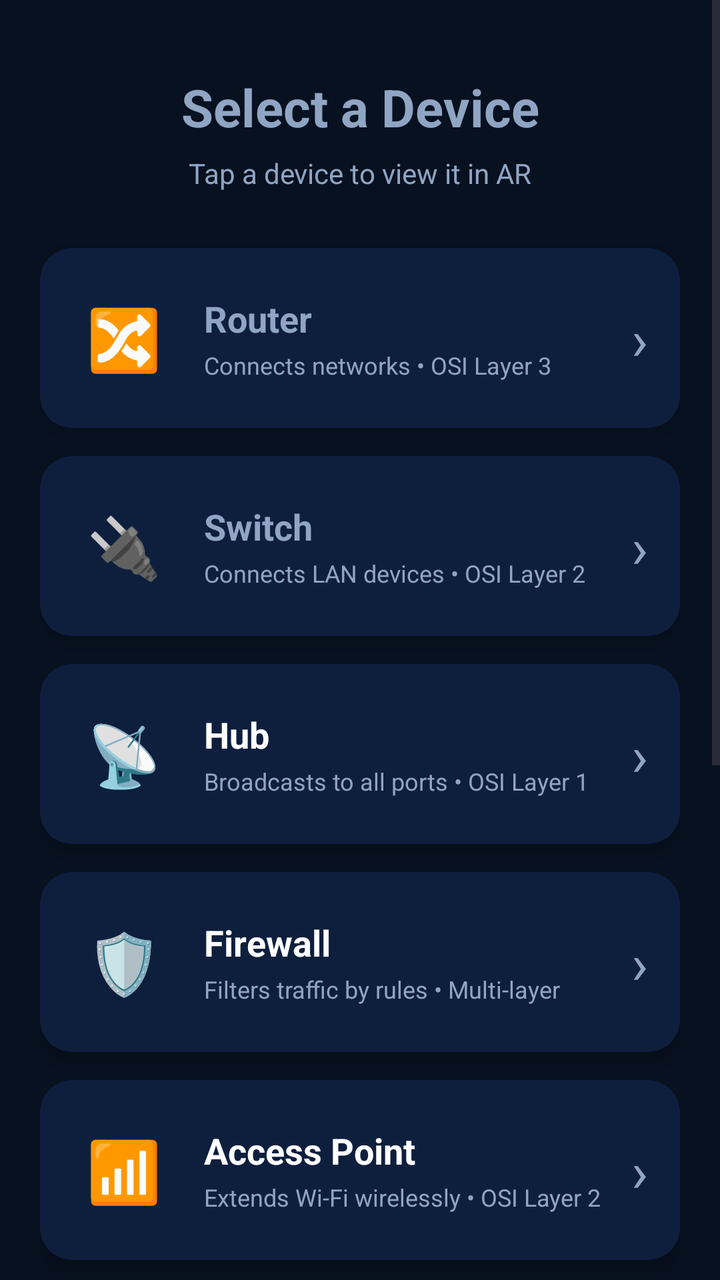
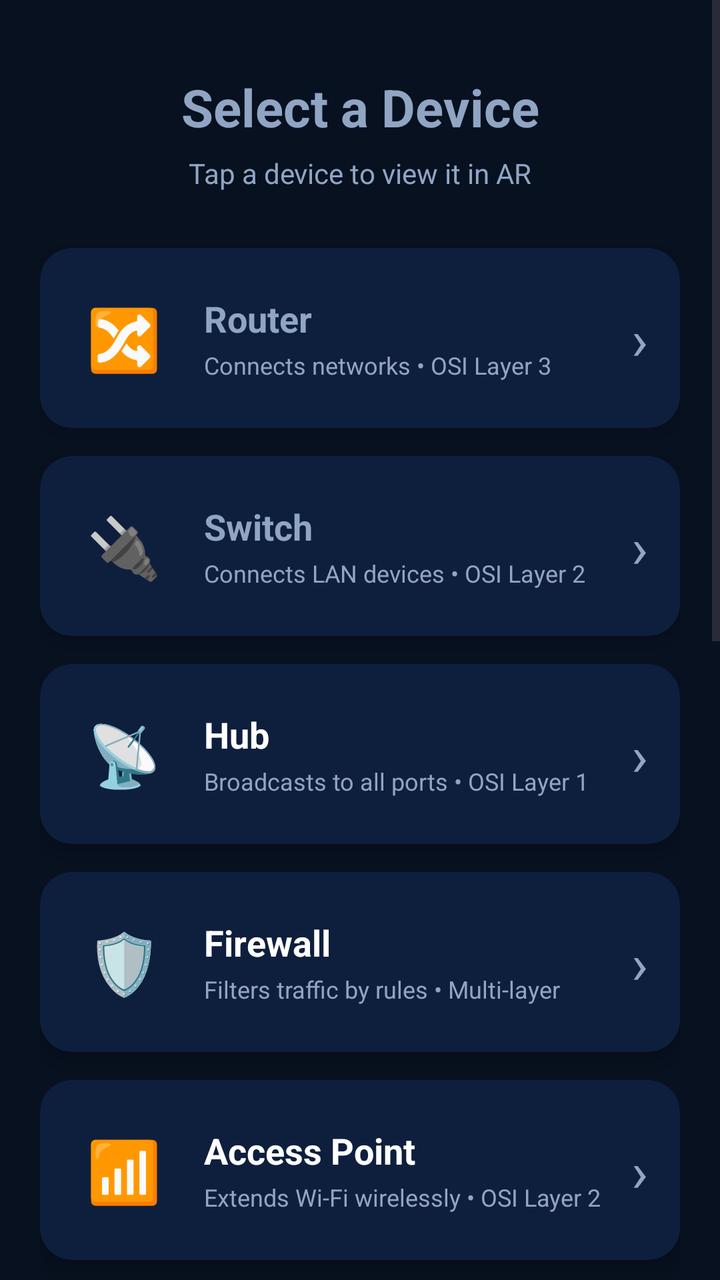

Screens rendered from an Android XML layout before and after an edit, with the pre-edit source and the edit as a unified diff.
<!-- AndroidManifest.xml: application theme Theme.ComputerNetworkDeviceARApp -->
<!-- res/layout/activity_device_select.xml -->
<?xml version="1.0" encoding="utf-8"?>
<ScrollView xmlns:android="http://schemas.android.com/apk/res/android"
    xmlns:app="http://schemas.android.com/apk/res-auto"
    android:layout_width="match_parent"
    android:layout_height="match_parent"
    android:background="#081120"
    android:fillViewport="true">

    <LinearLayout
        android:layout_width="match_parent"
        android:layout_height="wrap_content"
        android:orientation="vertical"
        android:padding="20dp">

        
        <TextView
            android:layout_width="match_parent"
            android:layout_height="wrap_content"
            android:text="Select a Device"
            android:textColor="#8FA5C3"
            android:textSize="26sp"
            android:textStyle="bold"
            android:gravity="center"
            android:layout_marginTop="16dp"
            android:layout_marginBottom="6dp"/>

        <TextView
            android:layout_width="match_parent"
            android:layout_height="wrap_content"
            android:text="Tap a device to view it in AR"
            android:textColor="#8FA5C3"
            android:textSize="14sp"
            android:gravity="center"
            android:layout_marginBottom="28dp"/>

        
        <androidx.cardview.widget.CardView
            android:id="@+id/cardRouter"
            android:layout_width="match_parent"
            android:layout_height="90dp"
            android:layout_marginBottom="14dp"
            app:cardCornerRadius="16dp"
            app:cardElevation="6dp"
            app:cardBackgroundColor="#0E1F3D">

            <LinearLayout
                android:layout_width="match_parent"
                android:layout_height="match_parent"
                android:orientation="horizontal"
                android:gravity="center_vertical"
                android:padding="16dp">

                <TextView
                    android:layout_width="52dp"
                    android:layout_height="52dp"
                    android:text="🔀"
                    android:textSize="30sp"
                    android:gravity="center"/>

                <LinearLayout
                    android:layout_width="0dp"
                    android:layout_height="wrap_content"
                    android:layout_weight="1"
                    android:layout_marginStart="14dp"
                    android:orientation="vertical">

                    <TextView
                        android:layout_width="wrap_content"
                        android:layout_height="wrap_content"
                        android:text="Router"
                        android:textColor="#8FA5C3"
                        android:textSize="18sp"
                        android:textStyle="bold"/>

                    <TextView
                        android:layout_width="wrap_content"
                        android:layout_height="wrap_content"
                        android:text="Connects networks • OSI Layer 3"
                        android:textColor="#8FA5C3"
                        android:textSize="12sp"
                        android:layout_marginTop="3dp"/>
                </LinearLayout>

                <TextView
                    android:layout_width="wrap_content"
                    android:layout_height="wrap_content"
                    android:text="›"
                    android:textColor="#8FA5C3"
                    android:textSize="28sp"/>
            </LinearLayout>
        </androidx.cardview.widget.CardView>

        
        <androidx.cardview.widget.CardView
            android:id="@+id/cardSwitch"
            android:layout_width="match_parent"
            android:layout_height="90dp"
            android:layout_marginBottom="14dp"
            app:cardCornerRadius="16dp"
            app:cardElevation="6dp"
            app:cardBackgroundColor="#0E1F3D">

            <LinearLayout
                android:layout_width="match_parent"
                android:layout_height="match_parent"
                android:orientation="horizontal"
                android:gravity="center_vertical"
                android:padding="16dp">

                <TextView
                    android:layout_width="52dp"
                    android:layout_height="52dp"
                    android:text="🔌"
                    android:textSize="30sp"
                    android:gravity="center"/>

                <LinearLayout
                    android:layout_width="0dp"
                    android:layout_height="wrap_content"
                    android:layout_weight="1"
                    android:layout_marginStart="14dp"
                    android:orientation="vertical">

                    <TextView
                        android:layout_width="wrap_content"
                        android:layout_height="wrap_content"
                        android:text="Switch"
                        android:textColor="#8FA5C3"
                        android:textSize="18sp"
                        android:textStyle="bold"/>

                    <TextView
                        android:layout_width="wrap_content"
                        android:layout_height="wrap_content"
                        android:text="Connects LAN devices • OSI Layer 2"
                        android:textColor="#8FA5C3"
                        android:textSize="12sp"
                        android:layout_marginTop="3dp"/>
                </LinearLayout>

                <TextView
                    android:layout_width="wrap_content"
                    android:layout_height="wrap_content"
                    android:text="›"
                    android:textColor="#8FA5C3"
                    android:textSize="28sp"/>
            </LinearLayout>
        </androidx.cardview.widget.CardView>

        
        <androidx.cardview.widget.CardView
            android:id="@+id/cardHub"
            android:layout_width="match_parent"
            android:layout_height="90dp"
            android:layout_marginBottom="14dp"
            app:cardCornerRadius="16dp"
            app:cardElevation="6dp"
            app:cardBackgroundColor="#0E1F3D">

            <LinearLayout
                android:layout_width="match_parent"
                android:layout_height="match_parent"
                android:orientation="horizontal"
                android:gravity="center_vertical"
                android:padding="16dp">

                <TextView
                    android:layout_width="52dp"
                    android:layout_height="52dp"
                    android:text="📡"
                    android:textSize="30sp"
                    android:gravity="center"/>

                <LinearLayout
                    android:layout_width="0dp"
                    android:layout_height="wrap_content"
                    android:layout_weight="1"
                    android:layout_marginStart="14dp"
                    android:orientation="vertical">

                    <TextView
                        android:layout_width="wrap_content"
                        android:layout_height="wrap_content"
                        android:text="Hub"
                        android:textColor="#FFFFFF"
                        android:textSize="18sp"
                        android:textStyle="bold"/>

                    <TextView
                        android:layout_width="wrap_content"
                        android:layout_height="wrap_content"
                        android:text="Broadcasts to all ports • OSI Layer 1"
                        android:textColor="#8FA5C3"
                        android:textSize="12sp"
                        android:layout_marginTop="3dp"/>
                </LinearLayout>

                <TextView
                    android:layout_width="wrap_content"
                    android:layout_height="wrap_content"
                    android:text="›"
                    android:textColor="#8FA5C3"
                    android:textSize="28sp"/>
            </LinearLayout>
        </androidx.cardview.widget.CardView>

        
        <androidx.cardview.widget.CardView
            android:id="@+id/cardFirewall"
            android:layout_width="match_parent"
            android:layout_height="90dp"
            android:layout_marginBottom="14dp"
            app:cardCornerRadius="16dp"
            app:cardElevation="6dp"
            app:cardBackgroundColor="#0E1F3D">

            <LinearLayout
                android:layout_width="match_parent"
                android:layout_height="match_parent"
                android:orientation="horizontal"
                android:gravity="center_vertical"
                android:padding="16dp">

                <TextView
                    android:layout_width="52dp"
                    android:layout_height="52dp"
                    android:text="🛡️"
                    android:textSize="30sp"
                    android:gravity="center"/>

                <LinearLayout
                    android:layout_width="0dp"
                    android:layout_height="wrap_content"
                    android:layout_weight="1"
                    android:layout_marginStart="14dp"
                    android:orientation="vertical">

                    <TextView
                        android:layout_width="wrap_content"
                        android:layout_height="wrap_content"
                        android:text="Firewall"
                        android:textColor="#FFFFFF"
                        android:textSize="18sp"
                        android:textStyle="bold"/>

                    <TextView
                        android:layout_width="wrap_content"
                        android:layout_height="wrap_content"
                        android:text="Filters traffic by rules • Multi-layer"
                        android:textColor="#8FA5C3"
                        android:textSize="12sp"
                        android:layout_marginTop="3dp"/>
                </LinearLayout>

                <TextView
                    android:layout_width="wrap_content"
                    android:layout_height="wrap_content"
                    android:text="›"
                    android:textColor="#8FA5C3"
                    android:textSize="28sp"/>
            </LinearLayout>
        </androidx.cardview.widget.CardView>

        
        <androidx.cardview.widget.CardView
            android:id="@+id/cardAccessPoint"
            android:layout_width="match_parent"
            android:layout_height="90dp"
            android:layout_marginBottom="14dp"
            app:cardCornerRadius="16dp"
            app:cardElevation="6dp"
            app:cardBackgroundColor="#0E1F3D">

            <LinearLayout
                android:layout_width="match_parent"
                android:layout_height="match_parent"
                android:orientation="horizontal"
                android:gravity="center_vertical"
                android:padding="16dp">

                <TextView
                    android:layout_width="52dp"
                    android:layout_height="52dp"
                    android:text="📶"
                    android:textSize="30sp"
                    android:gravity="center"/>

                <LinearLayout
                    android:layout_width="0dp"
                    android:layout_height="wrap_content"
                    android:layout_weight="1"
                    android:layout_marginStart="14dp"
                    android:orientation="vertical">

                    <TextView
                        android:layout_width="wrap_content"
                        android:layout_height="wrap_content"
                        android:text="Access Point"
                        android:textColor="#FFFFFF"
                        android:textSize="18sp"
                        android:textStyle="bold"/>

                    <TextView
                        android:layout_width="wrap_content"
                        android:layout_height="wrap_content"
                        android:text="Extends Wi-Fi wirelessly • OSI Layer 2"
                        android:textColor="#8FA5C3"
                        android:textSize="12sp"
                        android:layout_marginTop="3dp"/>
                </LinearLayout>

                <TextView
                    android:layout_width="wrap_content"
                    android:layout_height="wrap_content"
                    android:text="›"
                    android:textColor="#8FA5C3"
                    android:textSize="28sp"/>
            </LinearLayout>
        </androidx.cardview.widget.CardView>

        
        <androidx.cardview.widget.CardView
            android:id="@+id/cardNIC"
            android:layout_width="match_parent"
            android:layout_height="90dp"
            android:layout_marginBottom="14dp"
            app:cardCornerRadius="16dp"
            app:cardElevation="6dp"
            app:cardBackgroundColor="#0E1F3D">

            <LinearLayout
                android:layout_width="match_parent"
                android:layout_height="match_parent"
                android:orientation="horizontal"
                android:gravity="center_vertical"
                android:padding="16dp">

                <TextView
                    android:layout_width="52dp"
                    android:layout_height="52dp"
                    android:text="💻"
                    android:textSize="30sp"
                    android:gravity="center"/>

                <LinearLayout
                    android:layout_width="0dp"
                    android:layout_height="wrap_content"
                    android:layout_weight="1"
                    android:layout_marginStart="14dp"
                    android:orientation="vertical">

                    <TextView
                        android:layout_width="wrap_content"
                        android:layout_height="wrap_content"
                        android:text="NIC"
                        android:textColor="#FFFFFF"
                        android:textSize="18sp"
                        android:textStyle="bold"/>

                    <TextView
                        android:layout_width="wrap_content"
                        android:layout_height="wrap_content"
                        android:text="Connects device to network • OSI Layer 2"
                        android:textColor="#8FA5C3"
                        android:textSize="12sp"
                        android:layout_marginTop="3dp"/>
                </LinearLayout>

                <TextView
                    android:layout_width="wrap_content"
                    android:layout_height="wrap_content"
                    android:text="›"
                    android:textColor="#8FA5C3"
                    android:textSize="28sp"/>
            </LinearLayout>
        </androidx.cardview.widget.CardView>

        
        <androidx.cardview.widget.CardView
            android:id="@+id/cardRepeater"
            android:layout_width="match_parent"
            android:layout_height="90dp"
            android:layout_marginBottom="14dp"
            app:cardCornerRadius="16dp"
            app:cardElevation="6dp"
            app:cardBackgroundColor="#0E1F3D">

            <LinearLayout
                android:layout_width="match_parent"
                android:layout_height="match_parent"
                android:orientation="horizontal"
                android:gravity="center_vertical"
                android:padding="16dp">

                <TextView
                    android:layout_width="52dp"
                    android:layout_height="52dp"
                    android:text="📡"
                    android:textSize="30sp"
                    android:gravity="center"/>

                <LinearLayout
                    android:layout_width="0dp"
                    android:layout_height="wrap_content"
                    android:layout_weight="1"
                    android:layout_marginStart="14dp"
                    android:orientation="vertical">

                    <TextView
                        android:layout_width="wrap_content"
                        android:layout_height="wrap_content"
                        android:text="Repeater"
                        android:textColor="#FFFFFF"
                        android:textSize="18sp"
                        android:textStyle="bold"/>

                    <TextView
                        android:layout_width="wrap_content"
                        android:layout_height="wrap_content"
                        android:text="Boosts signal strength • OSI Layer 1"
                        android:textColor="#8FA5C3"
                        android:textSize="12sp"
                        android:layout_marginTop="3dp"/>
                </LinearLayout>

                <TextView
                    android:layout_width="wrap_content"
                    android:layout_height="wrap_content"
                    android:text="›"
                    android:textColor="#8FA5C3"
                    android:textSize="28sp"/>
            </LinearLayout>
        </androidx.cardview.widget.CardView>

        
        <androidx.cardview.widget.CardView
            android:id="@+id/cardGateway"
            android:layout_width="match_parent"
            android:layout_height="90dp"
            android:layout_marginBottom="28dp"
            app:cardCornerRadius="16dp"
            app:cardElevation="6dp"
            app:cardBackgroundColor="#0E1F3D">

            <LinearLayout
                android:layout_width="match_parent"
                android:layout_height="match_parent"
                android:orientation="horizontal"
                android:gravity="center_vertical"
                android:padding="16dp">

                <TextView
                    android:layout_width="52dp"
                    android:layout_height="52dp"
                    android:text="🌐"
                    android:textSize="30sp"
                    android:gravity="center"/>

                <LinearLayout
                    android:layout_width="0dp"
                    android:layout_height="wrap_content"
                    android:layout_weight="1"
                    android:layout_marginStart="14dp"
                    android:orientation="vertical">

                    <TextView
                        android:layout_width="wrap_content"
                        android:layout_height="wrap_content"
                        android:text="Gateway"
                        android:textColor="#FFFFFF"
                        android:textSize="18sp"
                        android:textStyle="bold"/>

                    <TextView
                        android:layout_width="wrap_content"
                        android:layout_height="wrap_content"
                        android:text="Connects different networks • All OSI Layers"
                        android:textColor="#8FA5C3"
                        android:textSize="12sp"
                        android:layout_marginTop="3dp"/>
                </LinearLayout>

                <TextView
                    android:layout_width="wrap_content"
                    android:layout_height="wrap_content"
                    android:text="›"
                    android:textColor="#8FA5C3"
                    android:textSize="28sp"/>
            </LinearLayout>
        </androidx.cardview.widget.CardView>

        
        <com.google.android.material.button.MaterialButton
            android:id="@+id/btnBack"
            android:layout_width="160dp"
            android:layout_height="48dp"
            android:layout_gravity="center_horizontal"
            android:layout_marginBottom="32dp"
            android:text="Back"
            android:textAllCaps="false"
            android:textColor="#FFFFFF"
            app:backgroundTint="#C73D5A"
            app:cornerRadius="14dp"/>

    </LinearLayout>
</ScrollView>
<!-- resources referenced by this layout -->
<resources>
  <style name="Theme.ComputerNetworkDeviceARApp" parent="Base.Theme.ComputerNetworkDeviceARApp" />
  <style name="Base.Theme.ComputerNetworkDeviceARApp" parent="Theme.Material3.DayNight.NoActionBar">
          
          
      </style>
</resources>

<!-- the commit's change to res/layout/activity_device_select.xml (unified diff, before → after) -->
@@ -437,6 +437,120 @@
             android:id="@+id/cardGateway"
             android:layout_width="match_parent"
             android:layout_height="90dp"
+            android:layout_marginBottom="14dp"
+            app:cardCornerRadius="16dp"
+            app:cardElevation="6dp"
+            app:cardBackgroundColor="#0E1F3D">
+
+            <LinearLayout
+                android:layout_width="match_parent"
+                android:layout_height="match_parent"
+                android:orientation="horizontal"
+                android:gravity="center_vertical"
+                android:padding="16dp">
+
+                <TextView
+                    android:layout_width="52dp"
+                    android:layout_height="52dp"
+                    android:text="🌐"
+                    android:textSize="30sp"
+                    android:gravity="center"/>
+
+                <LinearLayout
+                    android:layout_width="0dp"
+                    android:layout_height="wrap_content"
+                    android:layout_weight="1"
+                    android:layout_marginStart="14dp"
+                    android:orientation="vertical">
+
+                    <TextView
+                        android:layout_width="wrap_content"
+                        android:layout_height="wrap_content"
+                        android:text="Gateway"
+                        android:textColor="#FFFFFF"
+                        android:textSize="18sp"
+                        android:textStyle="bold"/>
+
+                    <TextView
+                        android:layout_width="wrap_content"
+                        android:layout_height="wrap_content"
+                        android:text="Connects different networks • All OSI Layers"
+                        android:textColor="#8FA5C3"
+                        android:textSize="12sp"
+                        android:layout_marginTop="3dp"/>
+                </LinearLayout>
+
+                <TextView
+                    android:layout_width="wrap_content"
+                    android:layout_height="wrap_content"
+                    android:text="›"
+                    android:textColor="#8FA5C3"
+                    android:textSize="28sp"/>
+            </LinearLayout>
+        </androidx.cardview.widget.CardView>
+
+        
+        <androidx.cardview.widget.CardView
+            android:id="@+id/cardServer"
+            android:layout_width="match_parent"
+            android:layout_height="90dp"
+            android:layout_marginBottom="14dp"
+            app:cardCornerRadius="16dp"
+            app:cardElevation="6dp"
+            app:cardBackgroundColor="#0E1F3D">
+
+            <LinearLayout
+                android:layout_width="match_parent"
+                android:layout_height="match_parent"
+                android:orientation="horizontal"
+                android:gravity="center_vertical"
+                android:padding="16dp">
+
+                <TextView
+                    android:layout_width="52dp"
+                    android:layout_height="52dp"
+                    android:text="🗄️"
+                    android:textSize="30sp"
+                    android:gravity="center"/>
+
+                <LinearLayout
+                    android:layout_width="0dp"
+                    android:layout_height="wrap_content"
+                    android:layout_weight="1"
+                    android:layout_marginStart="14dp"
+                    android:orientation="vertical">
+
+                    <TextView
+                        android:layout_width="wrap_content"
+                        android:layout_height="wrap_content"
+                        android:text="Server"
+                        android:textColor="#FFFFFF"
+                        android:textSize="18sp"
+                        android:textStyle="bold"/>
+
+                    <TextView
+                        android:layout_width="wrap_content"
+                        android:layout_height="wrap_content"
+                        android:text="Stores and serves data • Application Layer"
+                        android:textColor="#8FA5C3"
+                        android:textSize="12sp"
+                        android:layout_marginTop="3dp"/>
+                </LinearLayout>
+
+                <TextView
+                    android:layout_width="wrap_content"
+                    android:layout_height="wrap_content"
+                    android:text="›"
+                    android:textColor="#8FA5C3"
+                    android:textSize="28sp"/>
+            </LinearLayout>
+        </androidx.cardview.widget.CardView>
+
+        
+        <androidx.cardview.widget.CardView
+            android:id="@+id/cardModem"
+            android:layout_width="match_parent"
+            android:layout_height="90dp"
             android:layout_marginBottom="28dp"
             app:cardCornerRadius="16dp"
             app:cardElevation="6dp"
@@ -452,29 +566,29 @@
                 <TextView
                     android:layout_width="52dp"
                     android:layout_height="52dp"
-                    android:text="🌐"
-                    android:textSize="30sp"
-                    android:gravity="center"/>
-
-                <LinearLayout
-                    android:layout_width="0dp"
-                    android:layout_height="wrap_content"
-                    android:layout_weight="1"
-                    android:layout_marginStart="14dp"
-                    android:orientation="vertical">
-
-                    <TextView
-                        android:layout_width="wrap_content"
-                        android:layout_height="wrap_content"
-                        android:text="Gateway"
-                        android:textColor="#FFFFFF"
-                        android:textSize="18sp"
-                        android:textStyle="bold"/>
-
-                    <TextView
-                        android:layout_width="wrap_content"
-                        android:layout_height="wrap_content"
-                        android:text="Connects different networks • All OSI Layers"
+                    android:text="📞"
+                    android:textSize="30sp"
+                    android:gravity="center"/>
+
+                <LinearLayout
+                    android:layout_width="0dp"
+                    android:layout_height="wrap_content"
+                    android:layout_weight="1"
+                    android:layout_marginStart="14dp"
+                    android:orientation="vertical">
+
+                    <TextView
+                        android:layout_width="wrap_content"
+                        android:layout_height="wrap_content"
+                        android:text="Modem"
+                        android:textColor="#FFFFFF"
+                        android:textSize="18sp"
+                        android:textStyle="bold"/>
+
+                    <TextView
+                        android:layout_width="wrap_content"
+                        android:layout_height="wrap_content"
+                        android:text="Links your network to the ISP • Physical Layer"
                         android:textColor="#8FA5C3"
                         android:textSize="12sp"
                         android:layout_marginTop="3dp"/>
